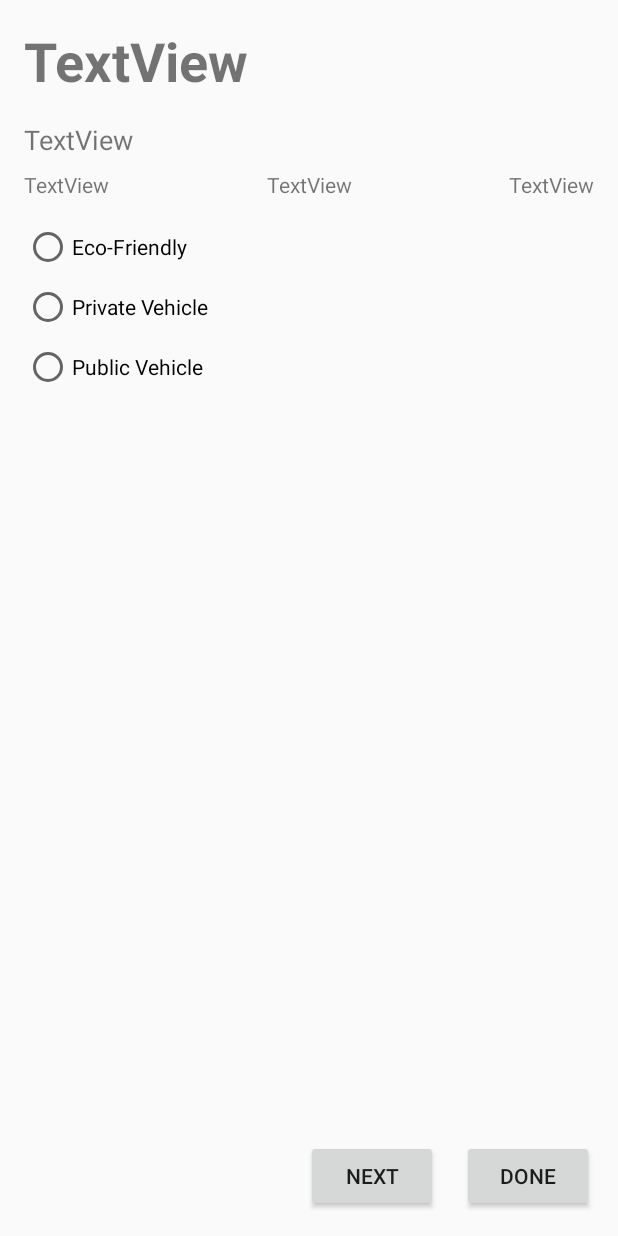
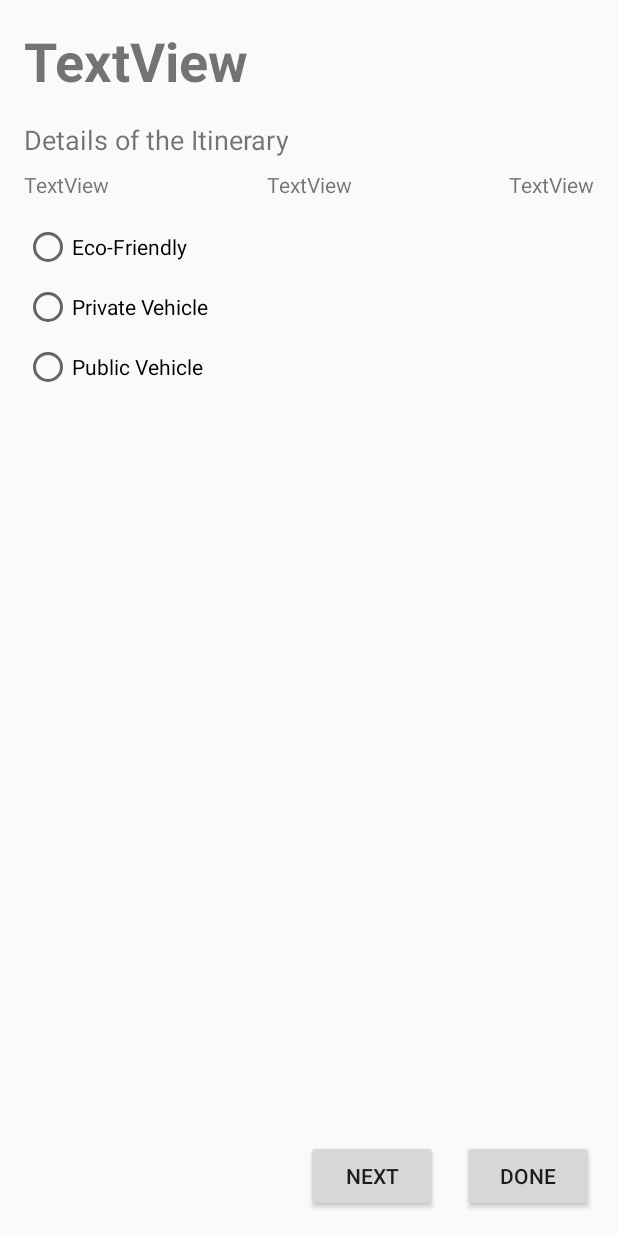
Before and after one commit to MiguelSanchezP/HackUPC2019, an Android app: the PendingActivity screen opened directly, with no data from a screen before it, on a phone screen of 412 x 824 dp. Run offline under Robolectric (Android 15) with nearby library versions, the phone set to English and light mode, and no system bars.

Commit message:
Added values to Fixed textViews

```diff
--- a/app/src/main/res/layout/pending_activity.xml
+++ b/app/src/main/res/layout/pending_activity.xml
@@ -28,7 +28,7 @@
         android:layout_height="wrap_content"
         android:layout_marginTop="16dp"
         android:layout_marginEnd="16dp"
-        android:text="TextView"
+        android:text="Details of the Itinerary"
         android:textSize="18sp"
         app:layout_constraintEnd_toEndOf="parent"
         app:layout_constraintHorizontal_bias="0.0"
```
